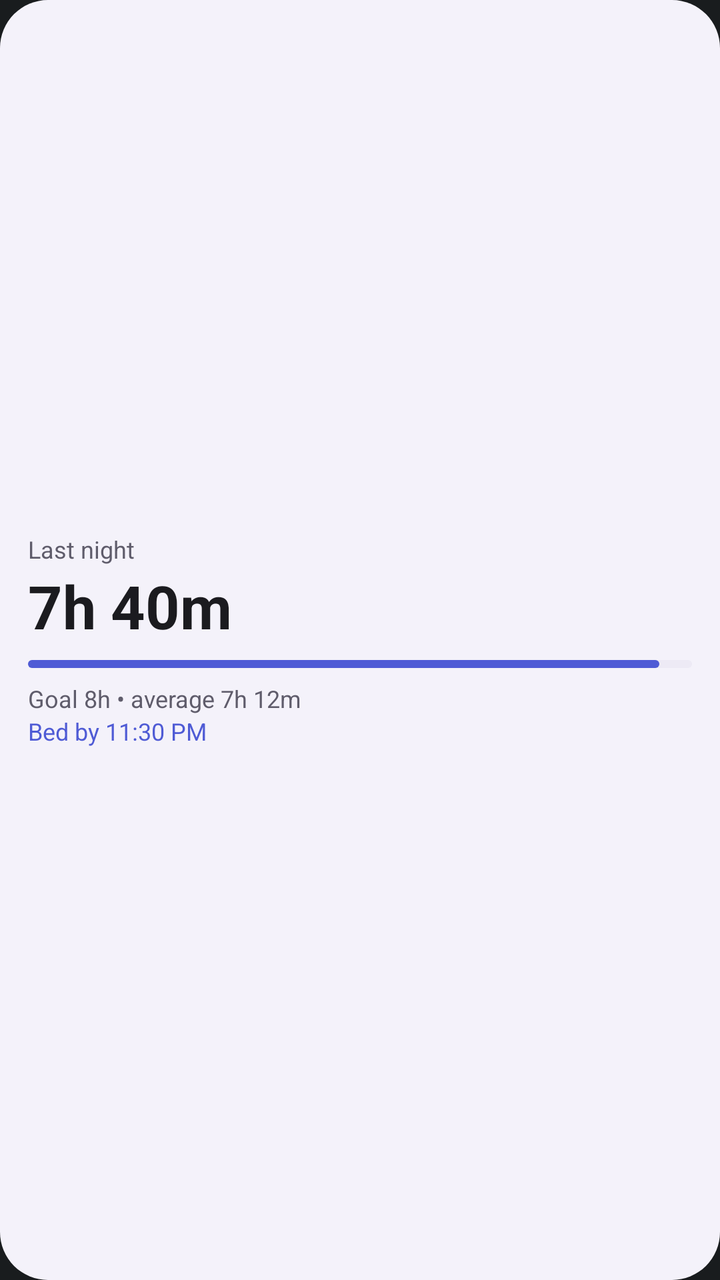
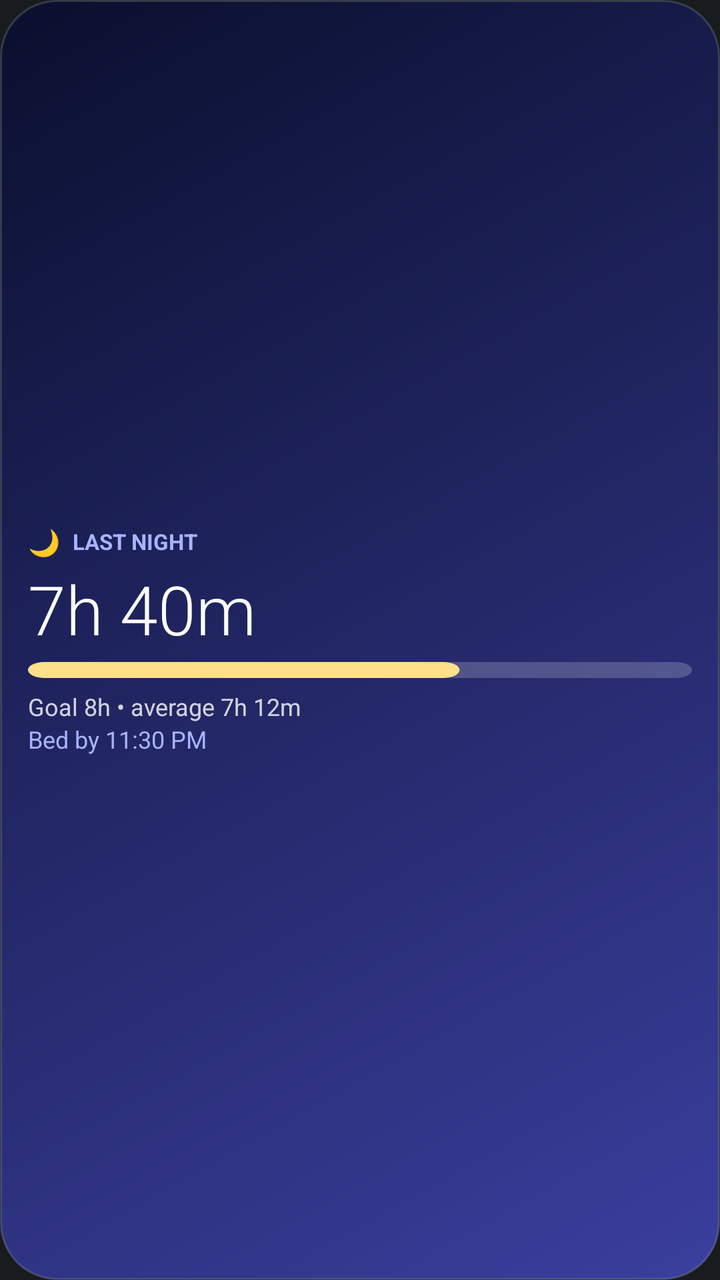

Screens rendered from an Android XML layout before and after an edit, with the pre-edit source and the edit as a unified diff.
<!-- AndroidManifest.xml: application theme android:Theme.DeviceDefault.NoActionBar -->
<!-- res/layout/widget_sleep_preview.xml -->
<?xml version="1.0" encoding="utf-8"?>
<LinearLayout xmlns:android="http://schemas.android.com/apk/res/android"
    android:id="@+id/w_preview_root"
    android:layout_width="match_parent"
    android:layout_height="match_parent"
    android:background="@drawable/widget_bg"
    android:gravity="center_vertical"
    android:orientation="vertical"
    android:padding="14dp">

    <TextView
        android:id="@+id/w_title"
        android:text="@string/wp_sleep_title"
        android:layout_width="wrap_content"
        android:layout_height="wrap_content"
        android:textColor="@color/widget_text_secondary"
        android:textSize="12sp" />

    <TextView
        android:id="@+id/w_hours"
        android:text="@string/wp_sleep_hours"
        android:layout_width="wrap_content"
        android:layout_height="wrap_content"
        android:maxLines="1"
        android:textColor="@color/widget_text"
        android:textSize="30sp"
        android:textStyle="bold" />

    <ProgressBar
        android:id="@+id/w_progress"
        style="?android:attr/progressBarStyleHorizontal"
        android:layout_width="match_parent"
        android:layout_height="6dp"
        android:layout_marginTop="6dp"
        android:layout_marginBottom="6dp"
        android:max="100"
        android:progress="95"
        android:progressBackgroundTint="@color/widget_track"
        android:progressTint="@color/widget_accent" />

    <TextView
        android:id="@+id/w_detail"
        android:text="@string/wp_sleep_detail"
        android:layout_width="wrap_content"
        android:layout_height="wrap_content"
        android:maxLines="1"
        android:textColor="@color/widget_text_secondary"
        android:textSize="12sp" />

    <TextView
        android:id="@+id/w_bed"
        android:text="@string/wp_sleep_bed"
        android:layout_width="wrap_content"
        android:layout_height="wrap_content"
        android:maxLines="1"
        android:textColor="@color/widget_accent"
        android:textSize="12sp" />
</LinearLayout>
<!-- resources referenced by this layout -->
<resources>
  <color name="widget_accent">#4F5BD5</color>
  <color name="widget_text">#1B1B1F</color>
  <color name="widget_text_secondary">#5F5C6B</color>
  <color name="widget_track">#D9D6E6</color>
  <!-- drawable widget_bg (drawable) -->
  <?xml version="1.0" encoding="utf-8"?>
  <shape xmlns:android="http://schemas.android.com/apk/res/android" android:shape="rectangle">
      <solid android:color="@color/widget_bg" />
      <corners android:radius="24dp" />
  </shape>
  <string name="wp_sleep_bed">Bed by 11:30 PM</string>
  <string name="wp_sleep_detail">Goal 8h • average 7h 12m</string>
  <string name="wp_sleep_hours">7h 40m</string>
  <string name="wp_sleep_title">Last night</string>
  <color name="widget_bg">#F4F2FA</color>
</resources>

<!-- the commit's change to res/layout/widget_sleep_preview.xml (unified diff, before → after) -->
@@ -1,58 +1,17 @@
 <?xml version="1.0" encoding="utf-8"?>
-<LinearLayout xmlns:android="http://schemas.android.com/apk/res/android"
-    android:id="@+id/w_preview_root"
+<FrameLayout xmlns:android="http://schemas.android.com/apk/res/android"
+    android:id="@+id/w_root"
     android:layout_width="match_parent"
-    android:layout_height="match_parent"
-    android:background="@drawable/widget_bg"
-    android:gravity="center_vertical"
-    android:orientation="vertical"
-    android:padding="14dp">
-
-    <TextView
-        android:id="@+id/w_title"
-        android:text="@string/wp_sleep_title"
-        android:layout_width="wrap_content"
-        android:layout_height="wrap_content"
-        android:textColor="@color/widget_text_secondary"
-        android:textSize="12sp" />
-
-    <TextView
-        android:id="@+id/w_hours"
-        android:text="@string/wp_sleep_hours"
-        android:layout_width="wrap_content"
-        android:layout_height="wrap_content"
-        android:maxLines="1"
-        android:textColor="@color/widget_text"
-        android:textSize="30sp"
-        android:textStyle="bold" />
-
-    <ProgressBar
-        android:id="@+id/w_progress"
-        style="?android:attr/progressBarStyleHorizontal"
-        android:layout_width="match_parent"
-        android:layout_height="6dp"
-        android:layout_marginTop="6dp"
-        android:layout_marginBottom="6dp"
-        android:max="100"
-        android:progress="95"
-        android:progressBackgroundTint="@color/widget_track"
-        android:progressTint="@color/widget_accent" />
-
-    <TextView
-        android:id="@+id/w_detail"
-        android:text="@string/wp_sleep_detail"
-        android:layout_width="wrap_content"
-        android:layout_height="wrap_content"
-        android:maxLines="1"
-        android:textColor="@color/widget_text_secondary"
-        android:textSize="12sp" />
-
-    <TextView
-        android:id="@+id/w_bed"
-        android:text="@string/wp_sleep_bed"
-        android:layout_width="wrap_content"
-        android:layout_height="wrap_content"
-        android:maxLines="1"
-        android:textColor="@color/widget_accent"
-        android:textSize="12sp" />
+    android:layout_height="match_parent">
+<ImageView android:id="@+id/w_bg" android:layout_width="match_parent" android:layout_height="match_parent" android:contentDescription="@null" android:scaleType="fitXY" android:src="@drawable/wbg_sig_sleep" />
+<LinearLayout android:layout_width="match_parent" android:layout_height="match_parent" android:orientation="vertical" android:gravity="center_vertical" android:padding="14dp">
+<LinearLayout android:layout_width="wrap_content" android:layout_height="wrap_content" android:orientation="horizontal" android:gravity="center_vertical">
+<TextView android:layout_width="wrap_content" android:layout_height="wrap_content" android:maxLines="1" android:ellipsize="end" android:textColor="#FFA9B3FF" android:textSize="13sp" android:text="🌙" />
+<TextView android:id="@+id/w_title" android:layout_width="wrap_content" android:layout_height="wrap_content" android:layout_marginStart="6dp" android:maxLines="1" android:ellipsize="end" android:textColor="#FFA9B3FF" android:textSize="11sp" android:textStyle="bold" android:text="@string/wp_sleep_title" android:textAllCaps="true" />
 </LinearLayout>
+<TextView android:id="@+id/w_hours" android:layout_width="wrap_content" android:layout_height="wrap_content" android:layout_marginTop="2dp" android:maxLines="1" android:ellipsize="end" android:textColor="#FFFFFFFF" android:textSize="34sp" android:fontFamily="sans-serif-light" android:text="@string/wp_sleep_hours" />
+<ImageView android:id="@+id/w_bar" android:layout_width="match_parent" android:layout_height="8dp" android:contentDescription="@null" android:scaleType="fitXY" android:src="@drawable/wp_bar" android:layout_marginTop="4dp" />
+<TextView android:id="@+id/w_detail" android:layout_width="wrap_content" android:layout_height="wrap_content" android:layout_marginTop="6dp" android:maxLines="1" android:ellipsize="end" android:textColor="#CCFFFFFF" android:textSize="12sp" android:text="@string/wp_sleep_detail" />
+<TextView android:id="@+id/w_bed" android:layout_width="wrap_content" android:layout_height="wrap_content" android:maxLines="1" android:ellipsize="end" android:textColor="#FFA9B3FF" android:textSize="12sp" android:text="@string/wp_sleep_bed" />
+</LinearLayout>
+</FrameLayout>
<!-- resource entries referenced after the edit -->
@@ -1,19 +1,29 @@
 <!-- resources referenced by this layout -->
 <resources>
-  <color name="widget_accent">#4F5BD5</color>
-  <color name="widget_text">#1B1B1F</color>
-  <color name="widget_text_secondary">#5F5C6B</color>
-  <color name="widget_track">#D9D6E6</color>
-  <!-- drawable widget_bg (drawable) -->
+  <!-- drawable wbg_sig_sleep (drawable) -->
   <?xml version="1.0" encoding="utf-8"?>
   <shape xmlns:android="http://schemas.android.com/apk/res/android" android:shape="rectangle">
-      <solid android:color="@color/widget_bg" />
-      <corners android:radius="24dp" />
+      <gradient android:angle="315" android:endColor="#FF3B3F9E" android:startColor="#FF0A0F2E" />
+      <corners android:radius="28dp" />
+      <stroke android:width="1dp" android:color="#26FFFFFF" />
   </shape>
+  <!-- drawable wp_bar (drawable) -->
+  <?xml version="1.0" encoding="utf-8"?>
+  <vector xmlns:android="http://schemas.android.com/apk/res/android"
+      android:width="200dp"
+      android:height="10dp"
+      android:viewportWidth="200"
+      android:viewportHeight="10">
+      <path
+          android:fillColor="#33FFFFFF"
+          android:pathData="M5,0 H195 A5,5 0 0 1 195,10 H5 A5,5 0 0 1 5,0 Z" />
+      <path
+          android:fillColor="#FFFFE08A"
+          android:pathData="M5,0 H125 A5,5 0 0 1 125,10 H5 A5,5 0 0 1 5,0 Z" />
+  </vector>
   <string name="wp_sleep_bed">Bed by 11:30 PM</string>
   <string name="wp_sleep_detail">Goal 8h • average 7h 12m</string>
   <string name="wp_sleep_hours">7h 40m</string>
   <string name="wp_sleep_title">Last night</string>
-  <color name="widget_bg">#F4F2FA</color>
 </resources>
 
